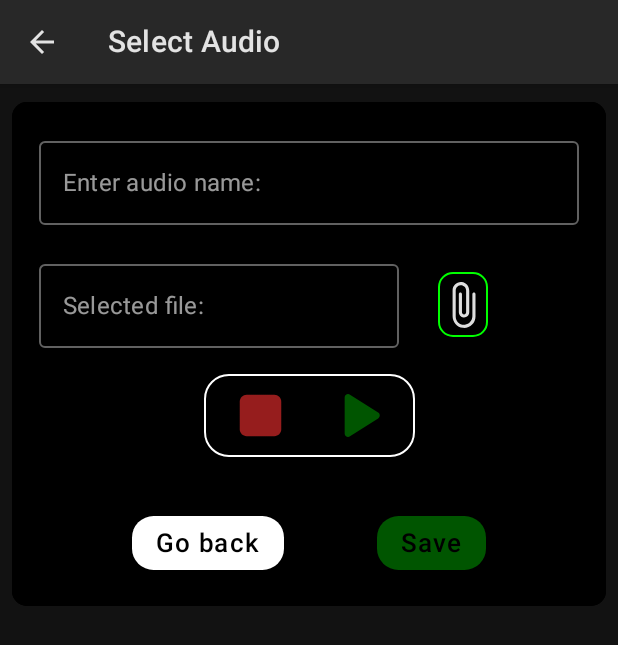
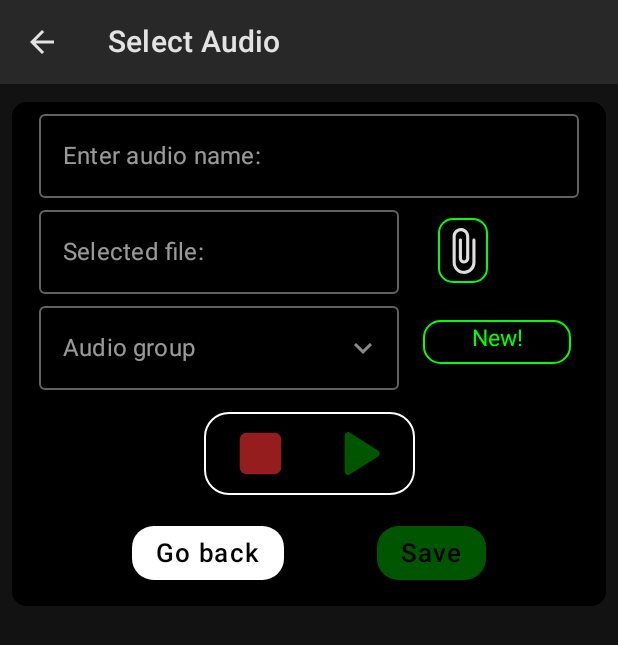
Before and after one commit to Federico-Wagner/Android-Audio_App-Jetpack_Compose, an Android app built with Jetpack Compose: the Select screen opened through its navigation route, on a phone screen of 412 x 824 dp. Shown: the top 645 px of the screen. Run offline under Robolectric (Android 15) with nearby library versions, the phone set to English and light mode, and no system bars; our stand-ins replace Room's generated code.

Commit message:
Add Audio Choose group UI

```diff
--- a/app/src/main/java/com/example/soundsapp/AudioAppScreen.kt
+++ b/app/src/main/java/com/example/soundsapp/AudioAppScreen.kt
@@ -117,7 +117,13 @@ fun AudioAppScreen(
                 )
             }
             composable(route = AppScreen.Select.name) {
-                SelectAudio(audioSearchBTN,
+                SelectAudio(
+                    DataBase.getAllGroups(),
+                    navigateToGroupManagerScreen = {
+                        MediaPlayerFW.reset()
+                        navController.navigate(AppScreen.GroupManager.name)
+                    },
+                    audioSearchBTN,
                     discardBTN = {
                         addNewAudioScreenObjectStatus.reset()
                         MediaPlayerFW.reset()
--- a/app/src/main/java/com/example/soundsapp/ui/AddAudioScreen.kt
+++ b/app/src/main/java/com/example/soundsapp/ui/AddAudioScreen.kt
@@ -10,6 +10,8 @@ import androidx.compose.foundation.shape.RoundedCornerShape
 import androidx.compose.foundation.text.KeyboardOptions
 import androidx.compose.material.*
 import androidx.compose.material.icons.Icons
+import androidx.compose.material.icons.filled.KeyboardArrowDown
+import androidx.compose.material.icons.filled.KeyboardArrowUp
 import androidx.compose.material.icons.rounded.AttachFile
 import androidx.compose.runtime.*
 import androidx.compose.ui.Alignment
@@ -18,11 +20,13 @@ import androidx.compose.ui.draw.clip
 import androidx.compose.ui.graphics.Color
 import androidx.compose.ui.res.stringResource
 import androidx.compose.ui.text.input.ImeAction
+import androidx.compose.ui.text.style.TextAlign
 import androidx.compose.ui.unit.TextUnit
 import androidx.compose.ui.unit.dp
 import androidx.compose.ui.unit.sp
 import com.example.soundsapp.R
 import com.example.soundsapp.db.entity.Audio
+import com.example.soundsapp.db.entity.Group
 import com.example.soundsapp.helpers.MediaPlayerFW
 import com.example.soundsapp.ui.theme.*
 
@@ -55,7 +59,9 @@ object addNewAudioScreenObjectStatus{
 
 
 @Composable
-fun SelectAudio(audioSearchBTN: () -> Unit,
+fun SelectAudio(groups: List<Group>,
+                navigateToGroupManagerScreen: () -> Unit,
+                audioSearchBTN: () -> Unit,
                 discardBTN: () -> Unit,
                 saveBTN: (String) -> Unit,
                 context: Context,
@@ -67,10 +73,12 @@ fun SelectAudio(audioSearchBTN: () -> Unit,
             .padding(horizontal = 8.dp, vertical = 12.dp)
             .background(Black900, RoundedCornerShape(10.dp))
             .border(1.dp, color = Color.Black, RoundedCornerShape(10.dp))
-            .clickable(enabled = false) {  }
+            .clickable(enabled = false) { }
 
     ) {
         AddAudioScreen(
+            groups,
+            navigateToGroupManagerScreen,
             audioSearchBTN,
             discardBTN,
             saveBTN,
@@ -79,7 +87,9 @@ fun SelectAudio(audioSearchBTN: () -> Unit,
 }
 
 @Composable
-fun AddAudioScreen(audioSearchBTN: () -> Unit,
+fun AddAudioScreen(groups: List<Group>,
+                   navigateToGroupManagerScreen: () -> Unit,
+                   audioSearchBTN: () -> Unit,
                    discardBTN: () -> Unit,
                    saveBTN: (String) -> Unit,
                    context: Context,
@@ -89,6 +99,23 @@ fun AddAudioScreen(audioSearchBTN: () -> Unit,
     var audioName by remember { mutableStateOf(addNewAudioScreenObjectStatus.selectedAudioUserName) }
     var audioFile by remember { mutableStateOf(addNewAudioScreenObjectStatus.selectedAudioFileName) }
     var playerState by remember { mutableStateOf(addNewAudioScreenObjectStatus.playerState) }
+
+    // Declaring a boolean value to store
+    // the expanded state of the Text Field
+    var mExpanded by remember { mutableStateOf(false) }
+    // Create a string value to store the selected city
+    var mSelectedText by remember { mutableStateOf("") }
+    val icon = if (mExpanded)
+        Icons.Filled.KeyboardArrowUp
+    else
+        Icons.Filled.KeyboardArrowDown
+//    val getGroupName =  fun(): String{
+//        val group = groups[0]
+//        return group.groupName
+//    }
+//    mSelectedText = getGroupName()
+//    mSelectedText = groups[0].groupName
+    mSelectedText = ""
 
     val onFinish = fun(){
         playerState = MediaPlayerFW.state
@@ -142,7 +169,9 @@ fun AddAudioScreen(audioSearchBTN: () -> Unit,
             verticalAlignment = Alignment.CenterVertically,
         ){
             OutlinedTextField(
-                modifier = modifier.width(260.dp).padding(end = 20.dp),
+                modifier = modifier
+                    .width(260.dp)
+                    .padding(end = 20.dp),
                 value =  audioFile,
                 onValueChange = {
                                     //no action due to readonly ppt - never reached
@@ -154,34 +183,83 @@ fun AddAudioScreen(audioSearchBTN: () -> Unit,
             //SEARCH AUDIO BUTTON
             Box(modifier = modifier
                 .clip(RoundedCornerShape(30))
-                .padding( top = 5.dp),
+                .padding(top = 5.dp),
                 contentAlignment = Alignment.Center
             ){
                 Icon(Icons.Rounded.AttachFile,
                     contentDescription = "Search Audio",
                     modifier = modifier
                         .clickable {
-                            if(MediaPlayerFW.player.isPlaying){ MediaPlayerFW.stop() }
+                            if (MediaPlayerFW.player.isPlaying) {
+                                MediaPlayerFW.stop()
+                            }
                             audioSearchBTN()
                             audioFile = addNewAudioScreenObjectStatus.selectedAudioFileName
                             update()
                             playerState = MediaPlayerFW.PlayerState.STOP
                         }
-                        .size(45.dp,55.dp)
+                        .size(45.dp, 55.dp)
                         .padding(6.dp)
                         .border(width = 1.dp, color = Green200, shape = RoundedCornerShape(30))
                 )
             }
         }
+        //GROUP
+        Row(
+            modifier = modifier
+                .fillMaxWidth(),
+            verticalAlignment = Alignment.CenterVertically,
+        ){
+            OutlinedTextField(
+                modifier = modifier
+                    .width(240.dp),
+                value =  mSelectedText,
+                onValueChange = { },
+                label = { Text("Audio group") },
+                trailingIcon = {
+                    Icon(icon,"contentDescription",
+                        Modifier.clickable { mExpanded = !mExpanded })
+                }
+            )
+            DropdownMenu(
+                expanded = mExpanded,
+                onDismissRequest = { mExpanded = false },
+                modifier = Modifier
+            ) {
+                groups.forEach { group ->
+                    DropdownMenuItem(onClick = {
+                        mSelectedText = group.groupName
+                        editAudioObjectStatus.selectedAudio!!.groupId = group.groupId
+                        mExpanded = false
+                    }) {
+                        Text(text = group.groupName)
+                    }
+                }
+            }
+            Spacer(modifier = modifier.padding(5.dp))
+            //NEW! BTN
+            Text(text = stringResource(R.string.newG), color = Green200, fontSize = 15.sp,
+                modifier = modifier
+                    .fillMaxWidth()
+                    .height(40.dp)
+                    .padding(5.dp)
+                    .border(width = 1.dp, color = Green200, shape = RoundedCornerShape(40))
+                    .clickable { navigateToGroupManagerScreen() }
+                    .padding(3.dp),
+                textAlign = TextAlign.Center
+            )
+        }
 
+        Spacer(modifier = modifier.padding(7.dp))
         PlayerControls( onTap, update, playerState, context, modifier = modifier)
+        Spacer(modifier = modifier.padding(7.dp))
 
         Row(modifier = modifier
             .fillMaxWidth()
             ,horizontalArrangement = Arrangement.SpaceEvenly
         ){
             Button(
-                modifier = modifier.padding(top = 15.dp),
+                modifier = modifier,
                 colors = ButtonDefaults.buttonColors(backgroundColor = Color.White),
                 shape = RoundedCornerShape(40),
                 onClick = { discardBTN() }
@@ -189,7 +267,7 @@ fun AddAudioScreen(audioSearchBTN: () -> Unit,
                 Text(text = stringResource( R.string.discard), color = Black900, fontSize = 17.sp)
             }
             Button(
-                modifier = modifier.padding(top = 15.dp),
+                modifier = modifier,
                 colors = ButtonDefaults.buttonColors(backgroundColor = saveBtnColor),
                 shape = RoundedCornerShape(40),
                 onClick = { saveBTN(audioName) }
@@ -197,5 +275,6 @@ fun AddAudioScreen(audioSearchBTN: () -> Unit,
                 Text(text = stringResource( R.string.save), color = Black900, fontSize = 17.sp)
             }
         }
+        Spacer(modifier = modifier.padding(8.dp))
     }
 }
--- a/app/src/main/java/com/example/soundsapp/ui/AudioEdition.kt
+++ b/app/src/main/java/com/example/soundsapp/ui/AudioEdition.kt
@@ -251,7 +251,7 @@ fun EditAudioLayOut(audio : Audio,
                 }
             }
             Spacer(modifier = modifier.padding(5.dp))
-
+            //NEW! BTN
             Text(text = stringResource(R.string.newG), color = Green200, fontSize = 15.sp,
                 modifier = modifier
                     .fillMaxWidth()
```
